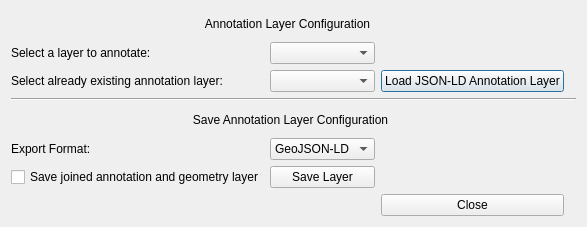
situx/geowebannotation, file dialogs/ui/geowebannotation_dialog_base.ui: the form before one commit.
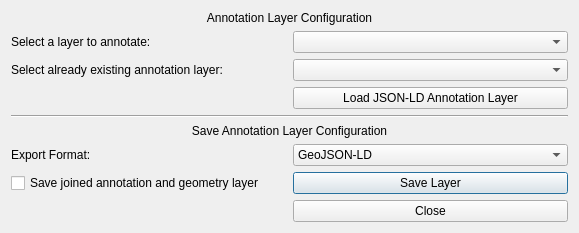
The form after the commit. Custom widgets are drawn as their Qt base class.

Diff of the .ui file:
```diff
--- a/dialogs/ui/geowebannotation_dialog_base.ui
+++ b/dialogs/ui/geowebannotation_dialog_base.ui
@@ -6,32 +6,22 @@
    <rect>
     <x>0</x>
     <y>0</y>
-    <width>510</width>
-    <height>227</height>
+    <width>579</width>
+    <height>228</height>
    </rect>
   </property>
   <property name="windowTitle">
    <string>GeoWebAnnotation</string>
   </property>
   <layout class="QGridLayout" name="gridLayout">
-   <item row="1" column="0">
-    <widget class="QLabel" name="selectLayerToAnnotate">
+   <item row="10" column="0">
+    <widget class="QCheckBox" name="saveAnnotationsWithLayerBox">
      <property name="text">
-      <string>Select a layer to annotate:</string>
+      <string>Save joined annotation and geometry layer</string>
      </property>
     </widget>
    </item>
-   <item row="4" column="0" colspan="5">
-    <widget class="Line" name="line">
-     <property name="orientation">
-      <enum>Qt::Horizontal</enum>
-     </property>
-    </widget>
-   </item>
-   <item row="1" column="1">
-    <widget class="QComboBox" name="layerToAnnotateComboBox"/>
-   </item>
-   <item row="8" column="1">
+   <item row="9" column="1">
     <widget class="QComboBox" name="exportFormatComboBox">
      <item>
       <property name="text">
@@ -50,29 +40,18 @@
      </item>
     </widget>
    </item>
-   <item row="2" column="2">
-    <widget class="QPushButton" name="loadAnnotationLayerButton">
-     <property name="text">
-      <string>Load JSON-LD Annotation Layer</string>
-     </property>
-    </widget>
+   <item row="2" column="1">
+    <widget class="QgsMapLayerComboBox" name="selectAnnotationLayerComboBox"/>
    </item>
    <item row="9" column="0">
-    <widget class="QCheckBox" name="saveAnnotationsWithLayerBox">
+    <widget class="QLabel" name="label_2">
      <property name="text">
-      <string>Save joined annotation and geometry layer</string>
+      <string>Export Format:</string>
      </property>
     </widget>
    </item>
-   <item row="5" column="0" colspan="4">
-    <widget class="QLabel" name="label_4">
-     <property name="text">
-      <string>Save Annotation Layer Configuration</string>
-     </property>
-     <property name="alignment">
-      <set>Qt::AlignCenter</set>
-     </property>
-    </widget>
+   <item row="1" column="1">
+    <widget class="QgsMapLayerComboBox" name="layerToAnnotateComboBox"/>
    </item>
    <item row="2" column="0">
     <widget class="QLabel" name="label_3">
@@ -81,42 +60,70 @@
      </property>
     </widget>
    </item>
-   <item row="2" column="1">
-    <widget class="QComboBox" name="selectAnnotationLayerComboBox"/>
-   </item>
-   <item row="9" column="1">
+   <item row="10" column="1">
     <widget class="QPushButton" name="saveLayerButton">
      <property name="text">
       <string>Save Layer</string>
      </property>
     </widget>
    </item>
-   <item row="0" column="0" colspan="3">
-    <widget class="QLabel" name="label">
+   <item row="1" column="0">
+    <widget class="QLabel" name="selectLayerToAnnotate">
      <property name="text">
-      <string>Annotation Layer Configuration</string>
+      <string>Select a layer to annotate:</string>
      </property>
-     <property name="alignment">
-      <set>Qt::AlignCenter</set>
-     </property>
     </widget>
    </item>
-   <item row="8" column="0">
-    <widget class="QLabel" name="label_2">
-     <property name="text">
-      <string>Export Format:</string>
-     </property>
-    </widget>
-   </item>
-   <item row="10" column="2">
+   <item row="11" column="1">
     <widget class="QPushButton" name="closeButton">
      <property name="text">
       <string>Close</string>
      </property>
     </widget>
    </item>
+   <item row="5" column="0" colspan="2">
+    <widget class="Line" name="line">
+     <property name="orientation">
+      <enum>Qt::Horizontal</enum>
+     </property>
+    </widget>
+   </item>
+   <item row="6" column="0" colspan="2">
+    <widget class="QLabel" name="label_4">
+     <property name="text">
+      <string>Save Annotation Layer Configuration</string>
+     </property>
+     <property name="alignment">
+      <set>Qt::AlignCenter</set>
+     </property>
+    </widget>
+   </item>
+   <item row="0" column="0" colspan="2">
+    <widget class="QLabel" name="label">
+     <property name="text">
+      <string>Annotation Layer Configuration</string>
+     </property>
+     <property name="alignment">
+      <set>Qt::AlignCenter</set>
+     </property>
+    </widget>
+   </item>
+   <item row="3" column="1">
+    <widget class="QPushButton" name="loadAnnotationLayerButton">
+     <property name="text">
+      <string>Load JSON-LD Annotation Layer</string>
+     </property>
+    </widget>
+   </item>
   </layout>
  </widget>
+ <customwidgets>
+  <customwidget>
+   <class>QgsMapLayerComboBox</class>
+   <extends>QComboBox</extends>
+   <header>qgsmaplayercombobox.h</header>
+  </customwidget>
+ </customwidgets>
  <resources/>
  <connections/>
 </ui>
```
